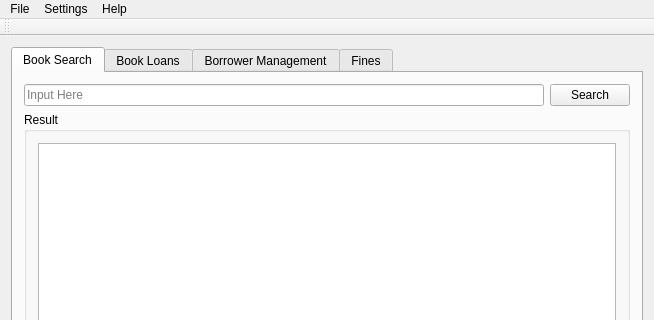
Above: library_management/mainwindow.ui from lsmgeb89/library_management before the change; both pictures show x 0 to 654 and y 0 to 320 of the 654 by 493 pixel window. Below: the same form after it.
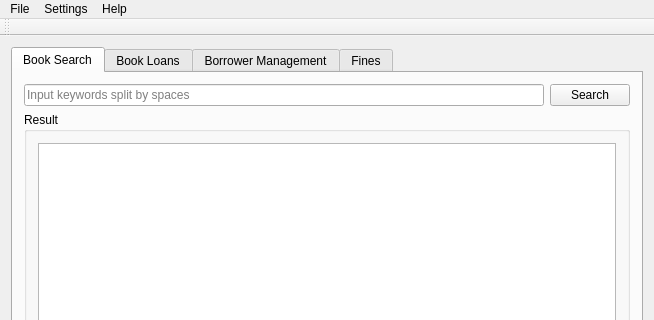
That is the form after the change.

Commit message: [CS 6360][project_1] Refine menus

The edit to the form file:
```diff
--- a/library_management/mainwindow.ui
+++ b/library_management/mainwindow.ui
@@ -28,7 +28,7 @@
         <item row="0" column="0">
          <widget class="QLineEdit" name="inputEdit">
           <property name="placeholderText">
-           <string>Input Here</string>
+           <string>Input keywords split by spaces</string>
           </property>
          </widget>
         </item>
```
Left out of the diff: 12 changed lines with no effect on the pictures. The commit also changes 2 other files.
